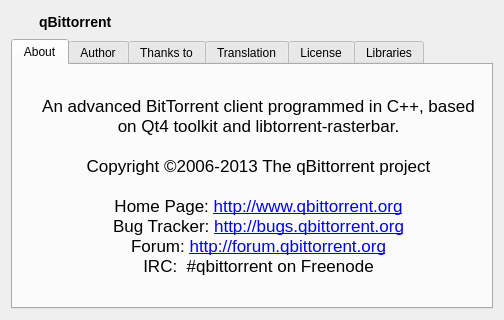
Above: src/about.ui from SysAdminDoc/qBittorrent-Vanced before the change. Below: the same form after it.
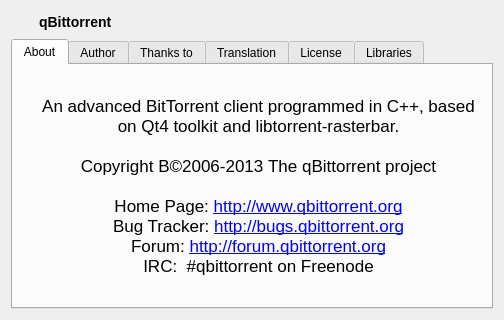
That is the form after the change. Icons and pictures are not drawn.

Commit message: Preserve original style on about dialog.

```diff
--- a/src/about.ui
+++ b/src/about.ui
@@ -106,9 +106,9 @@
 &lt;html&gt;&lt;head&gt;&lt;meta name=&quot;qrichtext&quot; content=&quot;1&quot; /&gt;&lt;style type=&quot;text/css&quot;&gt;
 p, li { white-space: pre-wrap; }
 &lt;/style&gt;&lt;/head&gt;&lt;body style=&quot; font-family:'Lucida Grande'; font-size:13pt; font-weight:400; font-style:normal;&quot;&gt;
-&lt;p style=&quot; margin-top:0px; margin-bottom:0px; margin-left:0px; margin-right:0px; -qt-block-indent:0; text-indent:0px;&quot;&gt;&lt;span style=&quot; font-family:'Lucida Grande'; font-size:13pt;&quot;&gt;An advanced BitTorrent client programmed in C++, based on Qt4 toolkit and libtorrent-rasterbar. &lt;br /&gt;&lt;br /&gt;Copyright ©2006-2013 The qBittorrent project&lt;br /&gt;&lt;br /&gt;Home Page: &lt;/span&gt;&lt;a href=&quot;http://www.qbittorrent.org&quot;&gt;&lt;span style=&quot; font-family:'Lucida Grande'; font-size:13pt; text-decoration: underline; color:#0000ff;&quot;&gt;http://www.qbittorrent.org&lt;/span&gt;&lt;/a&gt;&lt;/p&gt;
-&lt;p style=&quot; margin-top:0px; margin-bottom:0px; margin-left:0px; margin-right:0px; -qt-block-indent:0; text-indent:0px;&quot;&gt;&lt;span style=&quot; font-family:'Lucida Grande'; font-size:13pt;&quot;&gt;Bug Tracker: &lt;/span&gt;&lt;a href=&quot;http://bugs.qbittorrent.org&quot;&gt;&lt;span style=&quot; font-family:'Lucida Grande'; font-size:13pt; text-decoration: underline; color:#0000ff;&quot;&gt;http://bugs.qbittorrent.org&lt;/span&gt;&lt;/a&gt;&lt;span style=&quot; font-family:'Lucida Grande'; font-size:13pt;&quot;&gt;&lt;br /&gt;Forum: &lt;/span&gt;&lt;a href=&quot;http://forum.qbittorrent.org&quot;&gt;&lt;span style=&quot; font-family:'Lucida Grande'; font-size:13pt; text-decoration: underline; color:#0000ff;&quot;&gt;http://forum.qbittorrent.org&lt;/span&gt;&lt;/a&gt;&lt;/p&gt;
-&lt;p style=&quot; margin-top:0px; margin-bottom:0px; margin-left:0px; margin-right:0px; -qt-block-indent:0; text-indent:0px;&quot;&gt;&lt;span style=&quot; font-family:'Lucida Grande'; font-size:13pt;&quot;&gt;IRC:  #qbittorrent on Freenode&lt;/span&gt;&lt;/p&gt;&lt;/body&gt;&lt;/html&gt;</string>
+&lt;p style=&quot; margin-top:0px; margin-bottom:0px; margin-left:0px; margin-right:0px; -qt-block-indent:0; text-indent:0px;&quot;&gt;An advanced BitTorrent client programmed in C++, based on Qt4 toolkit and libtorrent-rasterbar. &lt;br /&gt;&lt;br /&gt;Copyright Β©2006-2013 The qBittorrent project&lt;br /&gt;&lt;br /&gt;Home Page: &lt;a href=&quot;http://www.qbittorrent.org&quot;&gt;&lt;span style=&quot; text-decoration: underline; color:#0000ff;&quot;&gt;http://www.qbittorrent.org&lt;/span&gt;&lt;/a&gt;&lt;/p&gt;
+&lt;p style=&quot; margin-top:0px; margin-bottom:0px; margin-left:0px; margin-right:0px; -qt-block-indent:0; text-indent:0px;&quot;&gt;Bug Tracker: &lt;a href=&quot;http://bugs.qbittorrent.org&quot;&gt;&lt;span style=&quot; text-decoration: underline; color:#0000ff;&quot;&gt;http://bugs.qbittorrent.org&lt;/span&gt;&lt;/a&gt;&lt;br /&gt;Forum: &lt;a href=&quot;http://forum.qbittorrent.org&quot;&gt;&lt;span style=&quot; text-decoration: underline; color:#0000ff;&quot;&gt;http://forum.qbittorrent.org&lt;/span&gt;&lt;/a&gt;&lt;/p&gt;
+&lt;p style=&quot; margin-top:0px; margin-bottom:0px; margin-left:0px; margin-right:0px; -qt-block-indent:0; text-indent:0px;&quot;&gt;IRC:  #qbittorrent on Freenode&lt;/p&gt;&lt;/body&gt;&lt;/html&gt;</string>
          </property>
          <property name="textFormat">
           <enum>Qt::RichText</enum>
```
